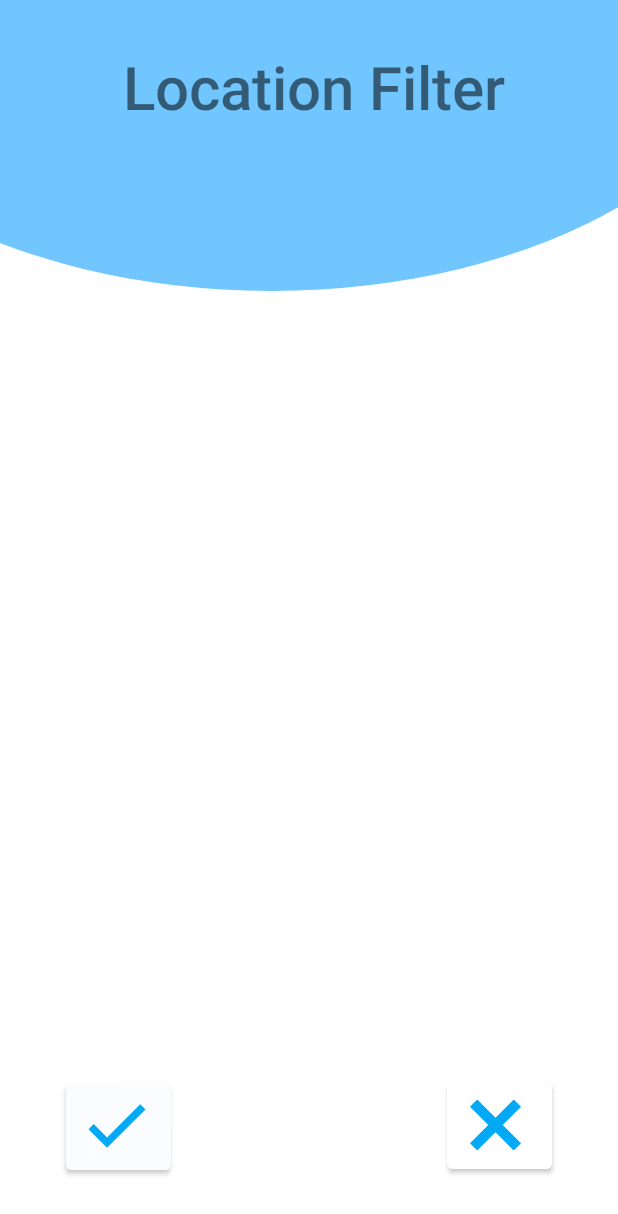
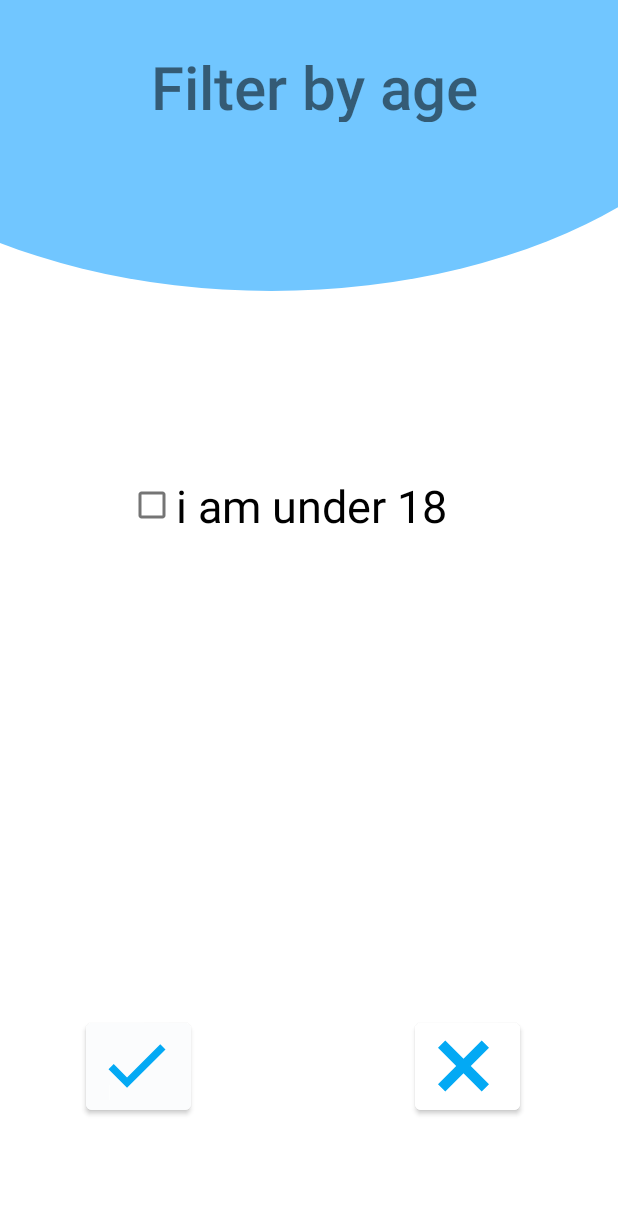
Before and after one commit to 0xAlon/GetJob, an Android app: the Location screen opened directly, with no data from a screen before it, on a phone screen of 412 x 824 dp. Shown: the top 1214 px of the screen. Run offline under Robolectric (Android 15) with nearby library versions, the phone set to English and light mode, and no system bars.

Commit message:
Adding age Filter and final filtering with it

```diff
--- a/app/src/main/java/com/team3/getjob/Filter.java
+++ b/app/src/main/java/com/team3/getjob/Filter.java
@@ -79,6 +79,7 @@ public class Filter extends AppCompatActivity {
 
                 Filter_model.Min_payment = null;
                 Filter_model.Max_payment = null;
+                Filter_model.ageAdult=false;
 
                 //Go to jobs Pull
                 Intent intent5 = new Intent(Filter.this, Jobs_Pull.class);
@@ -91,7 +92,7 @@ public class Filter extends AppCompatActivity {
         BackToSearchWithFilters.setOnClickListener(new View.OnClickListener() {
             @Override
             public void onClick(View v) {
-                //Add info to PullJobs tha will effect Database pull
+                //Add info to PullJobs that will effect Database pull
                 Intent intent6 = new Intent(Filter.this, Jobs_Pull.class);
                 startActivity(intent6);
             }
--- a/app/src/main/java/com/team3/getjob/Filter_model.java
+++ b/app/src/main/java/com/team3/getjob/Filter_model.java
@@ -1,6 +1,4 @@
 package com.team3.getjob;
-
-import android.widget.ArrayAdapter;
 
 import java.util.ArrayList;
 
@@ -10,5 +8,6 @@ public class Filter_model {
     public static ArrayList<String> s_ranks = new ArrayList<String>();
     public static String Max_payment;
     public static String Min_payment;
+    public static boolean ageAdult;
 
 }
--- a/app/src/main/java/com/team3/getjob/Location.java
+++ b/app/src/main/java/com/team3/getjob/Location.java
@@ -1,29 +1,12 @@
 package com.team3.getjob;
 
-import androidx.annotation.NonNull;
-import androidx.appcompat.app.AppCompatActivity;
-import androidx.fragment.app.FragmentActivity;
-
-import android.app.Dialog;
-import android.content.DialogInterface;
 import android.content.Intent;
-import android.location.LocationListener;
 import android.os.Bundle;
 import android.view.View;
 import android.widget.Button;
-import android.widget.Toast;
-import android.widget.Toolbar;
+import android.widget.CheckBox;
 
-import com.google.android.gms.auth.api.signin.GoogleSignInOptions;
-import com.google.android.gms.common.ConnectionResult;
-import com.google.android.gms.common.GoogleApiAvailability;
-import com.google.android.gms.common.api.Api;
-import com.google.android.gms.common.api.GoogleApi;
-import com.google.android.gms.common.api.GoogleApiClient;
-import com.google.android.gms.common.api.PendingResult;
-import com.google.android.gms.common.api.Status;
-
-import java.util.concurrent.TimeUnit;
+import androidx.appcompat.app.AppCompatActivity;
 
 public class Location extends AppCompatActivity  {
 
@@ -32,7 +15,24 @@ public class Location extends AppCompatActivity  {
     protected void onCreate(Bundle savedInstanceState) {
         super.onCreate(savedInstanceState);
         setContentView(R.layout.activity_location);
-       ;
+        CheckBox ageF=findViewById(R.id.ageFilter);
+        ageF.setOnClickListener(new View.OnClickListener() {
+            @Override
+            public void onClick(View v) {
+                if(ageF.isChecked()) {
+                    if (!Filter_model.ageAdult) {
+                        Filter_model.ageAdult=true;
+                    }
+
+                }
+                else{
+                    if (Filter_model.ageAdult) {
+                        Filter_model.ageAdult=false;
+                    }
+
+                }
+            }
+        });
         //option for cancel location filter and came back for filter menu
         Button button = (Button) findViewById(R.id.button2);
         button.setOnClickListener(new View.OnClickListener() {
@@ -42,9 +42,17 @@ public class Location extends AppCompatActivity  {
                 startActivity(intent);
             }
         });
+
+        //Apply ageFilter
+        Button apply = (Button) findViewById(R.id.applyChanges);
+        apply.setOnClickListener(new View.OnClickListener() {
+            @Override
+            public void onClick(View v) {
+                Intent intentFilter = new Intent(Location.this, Filter.class);
+                startActivity(intentFilter);
+            }
+        });
         //---------------------------------------------------------------------------
     }
 
-
-
     }
--- a/app/src/main/java/com/team3/getjob/PaymentActivity.java
+++ b/app/src/main/java/com/team3/getjob/PaymentActivity.java
@@ -34,7 +34,7 @@ public class PaymentActivity extends AppCompatActivity {
         //View setup
         low=findViewById(R.id.editText);
         high=findViewById(R.id.editText1);
-        Button buttonF = (Button) findViewById(R.id.button);
+        Button buttonF = (Button) findViewById(R.id.applyChanges);
 
 
         //Apply button
--- a/app/src/main/res/layout/activity_filter.xml
+++ b/app/src/main/res/layout/activity_filter.xml
@@ -118,12 +118,12 @@
 
         <Button
             android:id="@+id/button4"
-            android:layout_width="124dp"
+            android:layout_width="154dp"
             android:layout_height="wrap_content"
             android:layout_marginHorizontal="130dp"
             android:layout_marginTop="20dp"
             android:backgroundTint="#0071C6FF"
-            android:text="@string/location"
+            android:text="@string/filter_by_age"
             android:textColor="#101010" />
     </LinearLayout>
 
--- a/app/src/main/res/layout/activity_jobs__pull.xml
+++ b/app/src/main/res/layout/activity_jobs__pull.xml
@@ -32,7 +32,9 @@
         app:layout_constraintHorizontal_bias="0.495"
         app:layout_constraintStart_toStartOf="parent"
         app:layout_constraintTop_toBottomOf="@+id/jobs_title"
-        app:layout_constraintVertical_bias="1.0" />
+        app:layout_constraintVertical_bias="1.0" >
+
+    </SearchView>
 
     <ListView
         android:id="@+id/list_view"
--- a/app/src/main/res/layout/activity_location.xml
+++ b/app/src/main/res/layout/activity_location.xml
@@ -24,6 +24,7 @@
         app:layout_constraintTop_toTopOf="parent"
         app:layout_constraintVertical_bias="0.0">
 
+
         <TextView
             android:id="@+id/textView"
             android:layout_width="331dp"
@@ -31,7 +32,7 @@
             android:fontFamily="sans-serif-medium"
             android:gravity="center"
 
-            android:text="@string/location_filter"
+            android:text="@string/filter_by_age"
             android:textSize="40sp"
             app:layout_constraintBottom_toBottomOf="parent"
             app:layout_constraintEnd_toEndOf="parent"
@@ -42,19 +43,20 @@
 
 
     <Button
-        android:id="@+id/button"
+        android:id="@+id/applyChanges"
         android:layout_width="70dp"
         android:layout_height="70dp"
-        android:layout_marginStart="44dp"
         android:backgroundTint="#FBFCFD"
         android:text="@string/complete"
         app:icon="@drawable/icons8_checkmark"
         app:iconGravity="end"
         app:iconTint="#03A9F4"
         app:layout_constraintBottom_toBottomOf="parent"
+        app:layout_constraintEnd_toEndOf="parent"
+        app:layout_constraintHorizontal_bias="0.167"
         app:layout_constraintStart_toStartOf="parent"
-        app:layout_constraintTop_toBottomOf="@+id/toolbar"
-        app:layout_constraintVertical_bias="0.878" />
+        app:layout_constraintTop_toBottomOf="@+id/ageFilter"
+        app:layout_constraintVertical_bias="0.795" />
 
     <Button
         android:id="@+id/button2"
@@ -66,21 +68,24 @@
         app:iconTint="#03A9F4"
         app:layout_constraintBottom_toBottomOf="parent"
         app:layout_constraintEnd_toEndOf="parent"
-        app:layout_constraintHorizontal_bias="0.808"
-        app:layout_constraintStart_toEndOf="@+id/button"
-        app:layout_constraintTop_toTopOf="parent"
-        app:layout_constraintVertical_bias="0.949" />
+        app:layout_constraintHorizontal_bias="0.696"
+        app:layout_constraintStart_toEndOf="@+id/applyChanges"
+        app:layout_constraintTop_toBottomOf="@+id/ageFilter"
+        app:layout_constraintVertical_bias="0.795" />
 
-    <androidx.appcompat.widget.Toolbar
-        android:id="@+id/toolbar"
-        android:layout_width="match_parent"
-        android:layout_height="wrap_content"
-        android:background="@color/white"
-        android:minHeight="?attr/actionBarSize"
-        android:theme="?attr/actionBarTheme"
+    <CheckBox
+        android:id="@+id/ageFilter"
+        android:layout_width="218dp"
+        android:layout_height="71dp"
+        android:layout_marginTop="220dp"
+        android:text="@string/i_am_under_18"
+        android:textSize="30sp"
         app:layout_constraintBottom_toBottomOf="parent"
-        app:layout_constraintTop_toTopOf="parent"
-        tools:layout_editor_absoluteX="2dp" />
+        app:layout_constraintEnd_toEndOf="parent"
+        app:layout_constraintHorizontal_bias="0.44"
+        app:layout_constraintStart_toStartOf="parent"
+        app:layout_constraintTop_toBottomOf="@+id/linearLayout"
+        app:layout_constraintVertical_bias="0.0" />
 
 
 </androidx.constraintlayout.widget.ConstraintLayout>
--- a/app/src/main/res/layout/activity_payment.xml
+++ b/app/src/main/res/layout/activity_payment.xml
@@ -8,7 +8,7 @@
     tools:context=".LanguagesActivity">
 
     <Button
-        android:id="@+id/button"
+        android:id="@+id/applyChanges"
         android:layout_width="70dp"
         android:layout_height="70dp"
         android:layout_marginStart="60dp"
@@ -31,7 +31,7 @@
         app:layout_constraintBottom_toBottomOf="parent"
         app:layout_constraintEnd_toEndOf="parent"
         app:layout_constraintHorizontal_bias="0.708"
-        app:layout_constraintStart_toEndOf="@+id/button"
+        app:layout_constraintStart_toEndOf="@+id/applyChanges"
         app:layout_constraintTop_toBottomOf="@+id/linearLayout2"
         app:layout_constraintVertical_bias="0.838" />
 
--- a/app/src/main/res/values/strings.xml
+++ b/app/src/main/res/values/strings.xml
@@ -28,5 +28,10 @@
     <string name="english">English</string>
     <string name="hebrew">Hebrew</string>
     <string name="russian">Russian</string>
+    <string name="i_m_under_18">I\'m under 18</string>
+    <string name="i_am_under_18">i am under 18</string>
+    <string name="adult">Adult</string>
+    <string name="filter_by_age">Filter by age</string>
+    <string name="filters">Filters</string>
 
 </resources>
```
Also changed, not shown: app/src/main/java/com/team3/getjob/Jobs_Pull.java (+17 -26 lines), app/src/main/java/com/team3/getjob/job_model.java (+21 -18 lines), 263 other files.
